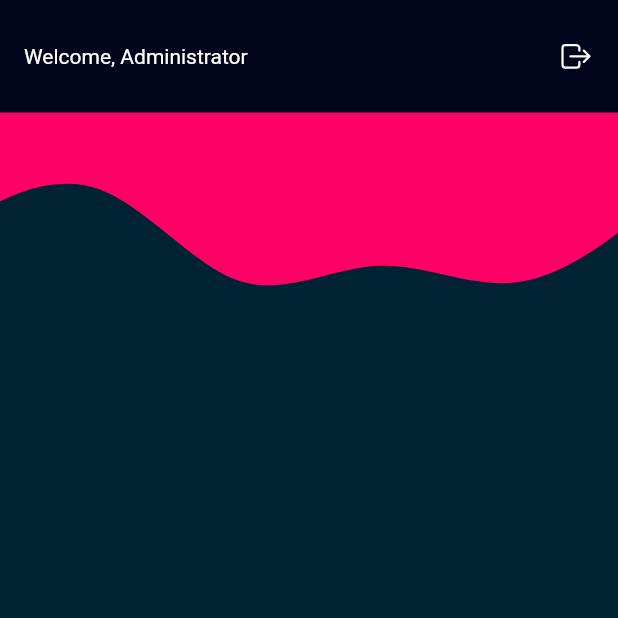
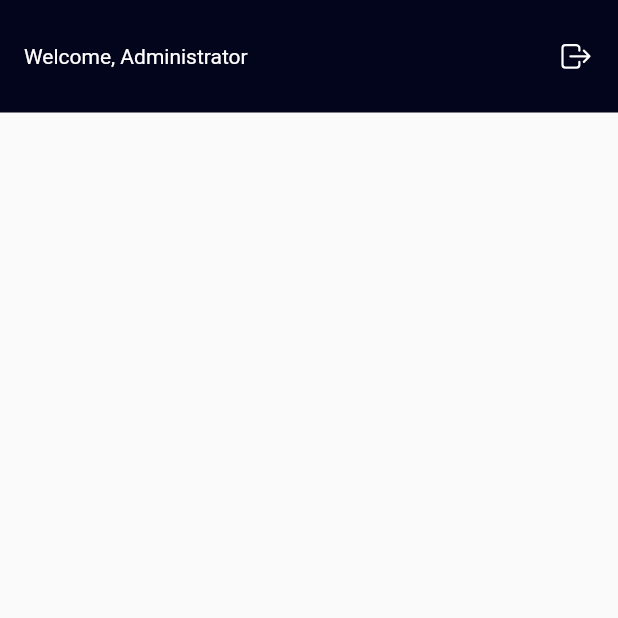
Before and after one commit to xSengPed/premium_pay, a Flutter app: the Admin screen opened by its route, on a phone screen of 412 x 824 dp, the top half of it. Run offline on Flutter 3.47's test engine with Material 2 defaults, Android fonts, the light colour scheme and no system bars; our stand-ins replace cloud_firestore, firebase_auth, firebase_core, flutter_dotenv, flutter_easyloading, flutter_svg and 4 more; accounts and stored records are empty; network calls fail; Roboto replaces fonts that are missing (Kanit).

Commit message:
remove rb

```diff
--- a/lib/screens/layout.dart
+++ b/lib/screens/layout.dart
@@ -1,7 +1,7 @@
 import 'package:flutter/material.dart';
 import 'package:flutter_svg/svg.dart';
 import 'package:flutter_yt_app/components/tool_bar.dart';
-import 'package:responsive_builder/responsive_builder.dart' as rb;
+
 import 'package:responsive_grid/responsive_grid.dart';
 
 class Layout extends StatelessWidget {
@@ -22,24 +22,26 @@ class Layout extends StatelessWidget {
       body: Stack(
         children: [
           Container(
-            width: double.infinity,
-            height: double.infinity,
-            child: rb.ResponsiveBuilder(
-              builder: (context, breakpoint) {
-                if (breakpoint.isMobile) {
-                  return SvgPicture.asset(
-                    'assets/bg/wave-haikei-mobile.svg',
-                    fit: BoxFit.cover,
-                  );
-                } else {
-                  return SvgPicture.asset(
-                    'assets/bg/waves-haikei-desktop.svg',
-                    fit: BoxFit.cover,
-                  );
-                }
-              },
-            ),
-          ),
+              width: double.infinity,
+              height: double.infinity,
+              child: Container()
+
+              // rb.ResponsiveBuilder(
+              //   builder: (context, breakpoint) {
+              //     if (breakpoint.isMobile) {
+              //       return SvgPicture.asset(
+              //         'assets/bg/wave-haikei-mobile.svg',
+              //         fit: BoxFit.cover,
+              //       );
+              //     } else {
+              //       return SvgPicture.asset(
+              //         'assets/bg/waves-haikei-desktop.svg',
+              //         fit: BoxFit.cover,
+              //       );
+              //     }
+              //   },
+              // ),
+              ),
           Center(
             child: SingleChildScrollView(
               child: Container(
--- a/pubspec.yaml
+++ b/pubspec.yaml
@@ -15,7 +15,7 @@ dependencies:
   dio: ^5.0.3
   go_router: ^6.5.0
   provider: ^6.0.5
-  responsive_builder: ^0.6.0
+  # responsive_builder: ^0.6.0
   firebase_core: ^2.8.0
   firebase_auth: ^4.3.0
   google_sign_in: ^6.0.2
```
Also changed, not shown: lib/screens/admin/admin.dart (+6 -10 lines), lib/screens/sign_in/sign_in.dart (+17 -16 lines).
